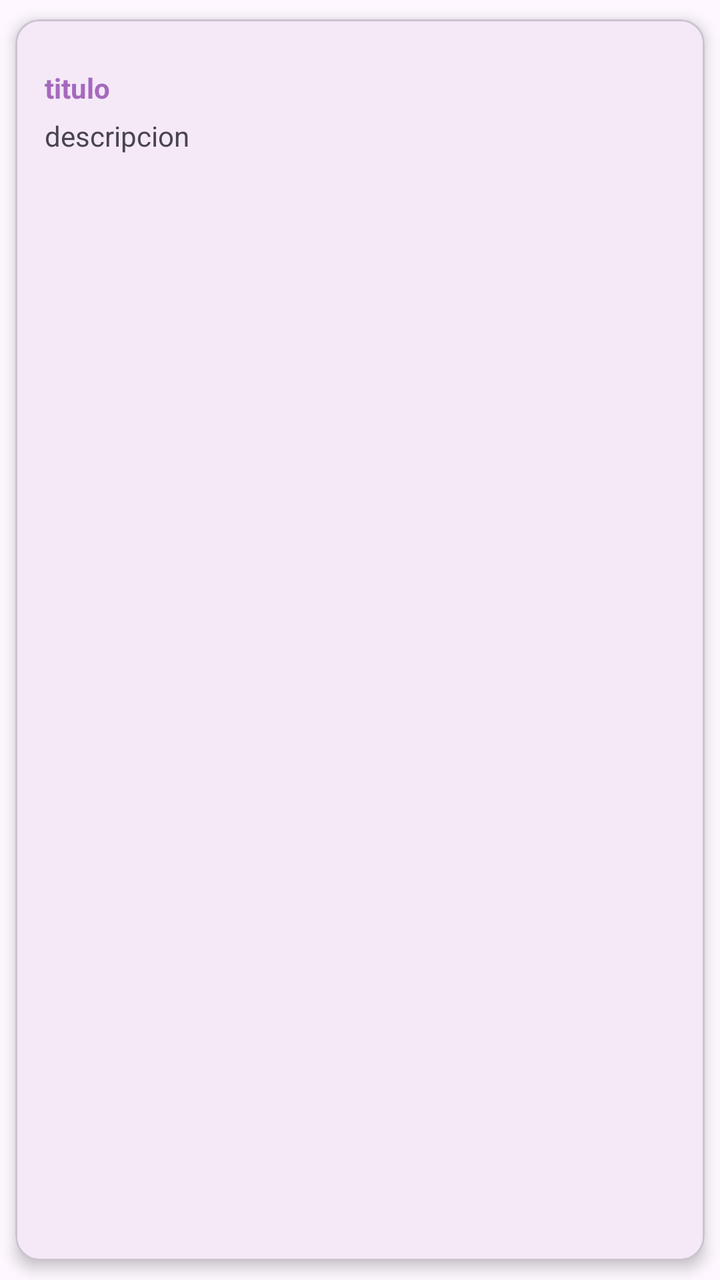
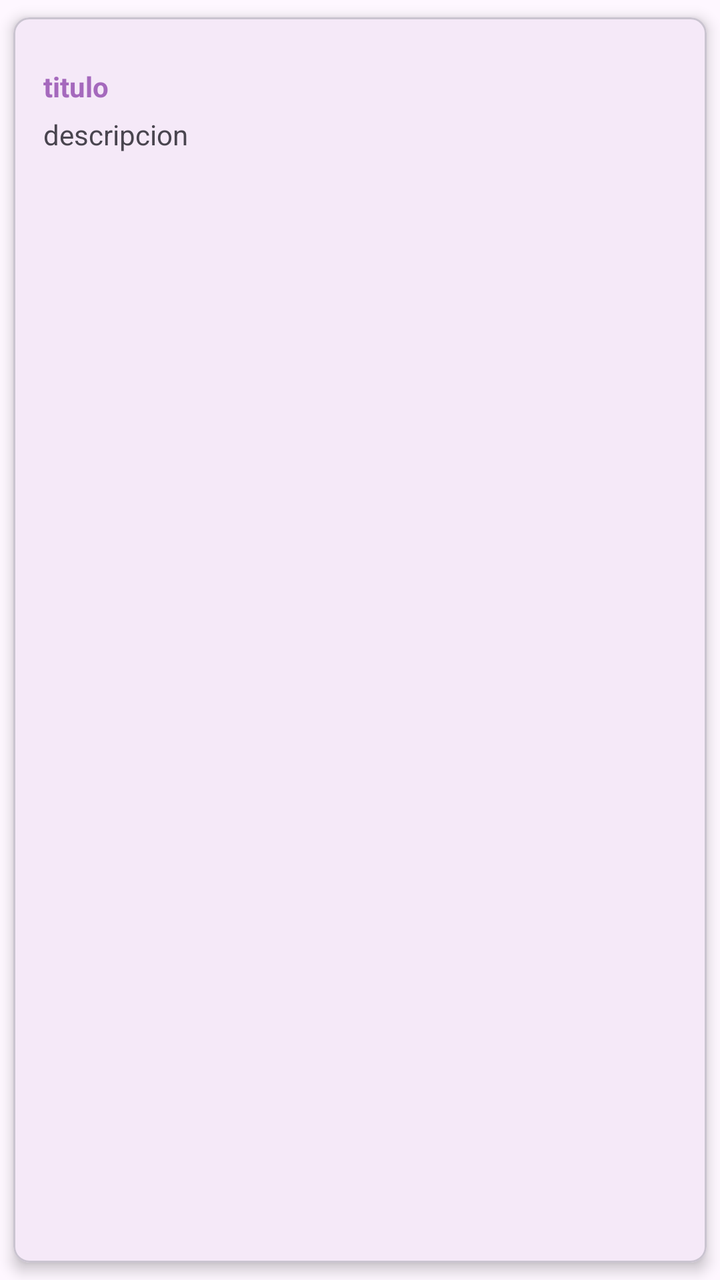

The first picture is an Android layout as it rendered before a commit; the second is the same layout after the commit. The layout source and the unified diff follow.
<!-- AndroidManifest.xml: application theme Theme.NotasAppSQLite -->
<!-- res/layout/item_nota.xml -->
<?xml version="1.0" encoding="utf-8"?>
<com.google.android.material.card.MaterialCardView
    xmlns:android="http://schemas.android.com/apk/res/android"
    android:layout_width="match_parent"
    android:layout_height="wrap_content"
    xmlns:app="http://schemas.android.com/apk/res-auto"
    app:cardCornerRedius = "8dp"
    app:cardElevation="4dp"
    app:cardUseCompatPadding="true"
    >

    <androidx.appcompat.widget.LinearLayoutCompat
        android:layout_width="match_parent"
        android:layout_height="wrap_content"
        android:orientation="vertical"
        android:padding="15dp">
    <RelativeLayout
        android:layout_width="match_parent"
        android:layout_height="wrap_content"
        android:orientation="horizontal"
        android:layout_marginTop="10dp">


        <TextView
            android:id="@+id/item_titulo"
            android:text="@string/item_titulo"
            android:textColor="@color/morado"
            android:textStyle="bold"
            android:layout_width="wrap_content"
            android:layout_height="wrap_content">

        </TextView>


    </RelativeLayout>

    <TextView
        android:id="@+id/item_descripcion"
        android:text="@string/item_descripcion"
        android:maxLines="3"
        android:layout_marginTop="5dp"
        android:layout_width="wrap_content"
        android:layout_height="wrap_content">

    </TextView>

    </androidx.appcompat.widget.LinearLayoutCompat>



</com.google.android.material.card.MaterialCardView>
<!-- resources referenced by this layout -->
<resources>
  <color name="morado">#A569BD</color>
  <string name="item_descripcion">descripcion</string>
  <string name="item_titulo">titulo</string>
  <style name="Theme.NotasAppSQLite" parent="Base.Theme.NotasAppSQLite" />
  <style name="Base.Theme.NotasAppSQLite" parent="Theme.Material3.DayNight.NoActionBar">
          
           <item name="colorPrimary">@color/morado</item>
          <item name="colorPrimaryVariant">@color/morado</item>
          <item name="android:statusBarColor">@color/morado</item>
      </style>
</resources>

<!-- the commit's change to res/layout/item_nota.xml (unified diff, before → after) -->
@@ -4,7 +4,7 @@
     android:layout_width="match_parent"
     android:layout_height="wrap_content"
     xmlns:app="http://schemas.android.com/apk/res-auto"
-    app:cardCornerRedius = "8dp"
+    app:cardCornerRadius="8dp"
     app:cardElevation="4dp"
     app:cardUseCompatPadding="true"
     >
